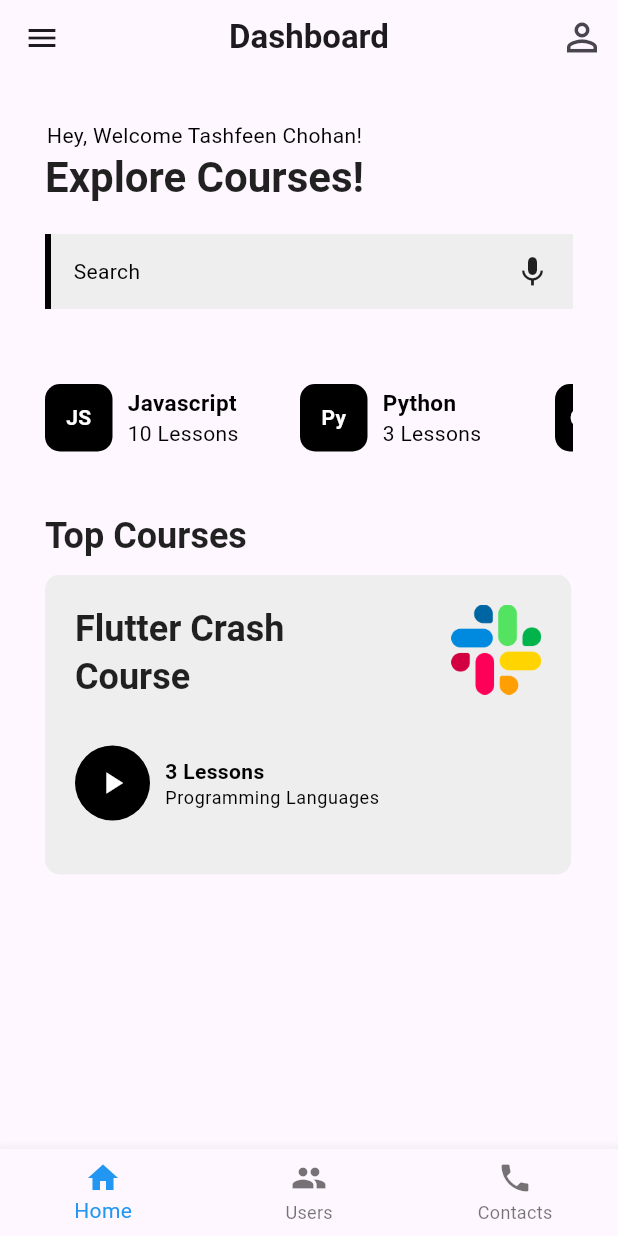
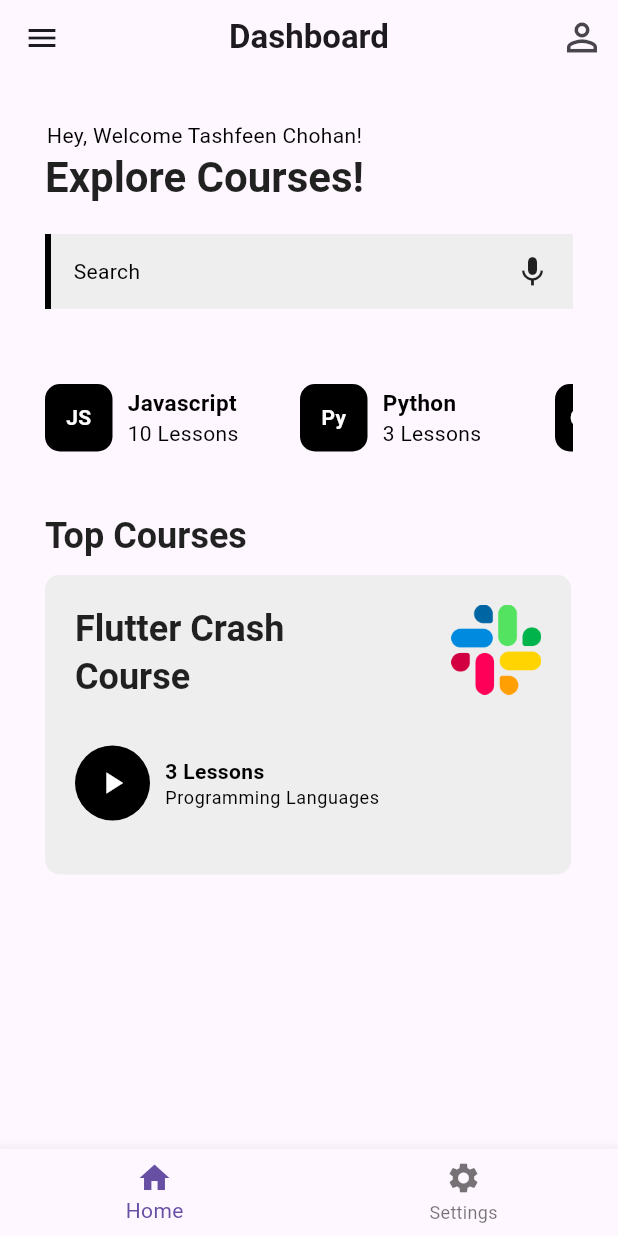
Before and after one commit to Tashfeen-Chohan/FLUTTER-CONTACT-APP, a Flutter app: the Dashboard screen opened directly, in the side drawer, after a tap on the "person outline" icon, on a phone screen of 412 x 824 dp. Run offline on Flutter 3.47's test engine with Material 3 defaults, Android fonts, the phone set to English and light mode, and no system bars; our stand-ins replace cloud_firestore, firebase_auth, firebase_core, flutter_otp_text_field, get, get_storage and 2 more; accounts and stored records are empty.

Commit message:
fix BottomNavigationBar

```diff
--- a/lib/src/common/bottom_navbar.dart
+++ b/lib/src/common/bottom_navbar.dart
@@ -1,25 +1,93 @@
 import 'package:flutter/material.dart';
 import 'package:get/get.dart';
-import 'package:login_app/src/features/core/screens/dashboard/dashboard.dart';
+import 'package:login_app/src/features/auth/model/user_model.dart';
+import 'package:login_app/src/features/core/screens/contacts/contacts.dart';
+import 'package:login_app/src/features/core/screens/profile/profile_screen.dart';
 import 'package:login_app/src/features/core/screens/users/users_screen.dart';
+import 'package:login_app/src/repository/auth_repository/auth_repo.dart';
+import 'package:login_app/src/repository/user_repository/user_repository.dart';
 
-class MyBottonNavbar extends StatelessWidget {
+class MyBottonNavbar extends StatefulWidget {
   const MyBottonNavbar({super.key});
 
   @override
+  State<MyBottonNavbar> createState() => _MyBottonNavbarState();
+}
+
+class _MyBottonNavbarState extends State<MyBottonNavbar> {
+  final controller = Get.put(UserRepository());
+  final _authRepo = Get.put(AuthRepository());
+  // ignore: unused_field
+  bool _isLoading = true;
+  UserModel? _user;
+
+  @override
+  void initState() {
+    super.initState();
+    _fetchUserData();
+  }
+
+  Future<void> _fetchUserData() async {
+    final email = _authRepo.firebaseUser.value?.email;
+    if (email != null) {
+      final userData = await controller.getUserDetails(email);
+      setState(() {
+        _user = userData;
+        _isLoading = false;
+      });
+    }
+  }
+
+  // void _onItemTapped(int index) {
+  //   setState(() {
+  //     _selectedIndex = index;
+  //   });
+
+  //   switch (index) {
+  //     case 0:
+  //       Get.to(() => const ContactsScreen());
+  //     // break;
+  //     case 1:
+  //       Get.to(() => const ProfileScreen());
+  //     // break;
+  //     case 2:
+  //       Get.to(() => const UsersScreen());
+  //     // break;
+  //     default:
+  //   }
+  // }
+
+  List<BottomNavigationBarItem> buildBottomNavBarItems(String email) {
+    List<BottomNavigationBarItem> items = [
+      const BottomNavigationBarItem(icon: Icon(Icons.home), label: "Home"),
+      const BottomNavigationBarItem(
+          icon: Icon(Icons.settings), label: "Settings"),
+    ];
+
+    if (email == "chohantashfeen@gmail.com") {
+      items.insert(
+          2,
+          const BottomNavigationBarItem(
+              icon: Icon(Icons.group), label: "Users"));
+    }
+
+    return items;
+  }
+
+  @override
   Widget build(BuildContext context) {
+    if (_isLoading) {
+      return const SizedBox();
+    }
     return BottomNavigationBar(
-      selectedItemColor: Colors.blue,
-      items: const [
-        BottomNavigationBarItem(icon: Icon(Icons.home), label: "Home"),
-        BottomNavigationBarItem(icon: Icon(Icons.group), label: "Users"),
-        BottomNavigationBarItem(icon: Icon(Icons.phone), label: "Contacts"),
-      ],
+      items: buildBottomNavBarItems(_user!.email),
       onTap: (index) {
         switch (index) {
           case 0:
-            Get.to(() => const Dashboard());
+            Get.to(() => const ContactsScreen());
           case 1:
+            Get.to(() => const ProfileScreen());
+          case 2:
             Get.to(() => const UsersScreen());
           default:
         }
--- a/lib/src/common/side_drawer.dart
+++ b/lib/src/common/side_drawer.dart
@@ -7,7 +7,6 @@ import 'package:login_app/src/features/auth/screens/login/login_screen.dart';
 import 'package:login_app/src/features/auth/screens/signup/signup_screen.dart';
 import 'package:login_app/src/features/core/controller/profile_controller.dart';
 import 'package:login_app/src/features/core/screens/contacts/contacts.dart';
-import 'package:login_app/src/features/core/screens/dashboard/dashboard.dart';
 import 'package:login_app/src/features/core/screens/profile/profile_screen.dart';
 import 'package:login_app/src/features/core/screens/users/users_screen.dart';
 import 'package:login_app/src/repository/auth_repository/auth_repo.dart';
@@ -33,20 +32,30 @@ class SideDrawer extends StatelessWidget {
                     if (snapshot.hasData) {
                       UserModel userData = snapshot.data as UserModel;
 
-                      return UserAccountsDrawerHeader(
+                      return Container(
                         decoration: const BoxDecoration(
-                            // color: tAccentColor.withOpacity(0.6),
-                            color: Colors.blue),
-                        accountName: Text(
-                          userData.fullName,
-                          style: const TextStyle(
-                            fontWeight: FontWeight.bold,
-                          ),
+                          color: Colors.blue,
                         ),
-                        accountEmail: Text(userData.email),
-                        currentAccountPicture: const CircleAvatar(
-                          radius: 20,
-                          backgroundImage: AssetImage(tProfile),
+                        child: Column(
+                          mainAxisAlignment: MainAxisAlignment.center,
+                          crossAxisAlignment: CrossAxisAlignment.center,
+                          children: [
+                            const CircleAvatar(
+                                radius: 30,
+                                child: Image(image: AssetImage(tProfile))),
+                            Text(
+                              userData.fullName,
+                              style: const TextStyle(
+                                fontWeight: FontWeight.bold,
+                                fontSize: 20,
+                                color: Colors.white,
+                              ),
+                            ),
+                            Text(
+                              userData.email,
+                              style: const TextStyle(color: Colors.white),
+                            )
+                          ],
                         ),
                       );
                     } else {
@@ -69,28 +78,10 @@ class SideDrawer extends StatelessWidget {
             ),
           ),
           MenuTileWidget(
-            leadingIcon: Icons.home,
-            title: "Dashboard",
-            onTap: () => Get.to(() => const Dashboard()),
-          ),
-          MenuTileWidget(
             leadingIcon: Icons.phone,
             title: "Contacts",
             onTap: () => Get.to(() => const ContactsScreen()),
           ),
-          // MenuTileWidget(
-          //   leadingIcon: Icons.edit_calendar_outlined,
-          //   title: "Edit Contact",
-          //   onTap: () => Get.to(() => const EditContactScreen()),
-          // ),
-          // MenuTileWidget(
-          //   leadingIcon: Icons.contact_emergency,
-          //   title: "View Contact",
-          //   onTap: () {
-          //     Navigator.pop(context);
-          //     Get.to(() => const ViewContactScreen());
-          //   },
-          // ),
           MenuTileWidget(
             leadingIcon: Icons.group,
             title: "Users",
@@ -114,6 +105,7 @@ class SideDrawer extends StatelessWidget {
                 Navigator.pop(context);
                 Get.to(() => const SignupScreen());
               }),
+          const Divider(),
           MenuTileWidget(
               leadingIcon: Icons.settings,
               title: "Settings",
@@ -121,7 +113,6 @@ class SideDrawer extends StatelessWidget {
                 Navigator.pop(context);
                 Get.to(() => const ProfileScreen());
               }),
-          const Divider(),
           MenuTileWidget(
             leadingIcon: Icons.logout,
             title: "Logout",
--- a/lib/src/features/core/screens/contacts/contacts.dart
+++ b/lib/src/features/core/screens/contacts/contacts.dart
@@ -1,6 +1,6 @@
 import 'package:flutter/material.dart';
 import 'package:get/get.dart';
-import 'package:login_app/src/common/bottom_navbar.dart';
+import 'package:login_app/src/common/bottom_nav.dart';
 import 'package:login_app/src/common/side_drawer.dart';
 import 'package:login_app/src/features/auth/model/user_model.dart';
 import 'package:login_app/src/features/core/models/contact_model.dart';
@@ -70,7 +70,7 @@ class _ContactsScreenState extends State<ContactsScreen> {
         ],
       ),
       drawer: const SideDrawer(),
-      bottomNavigationBar: const MyBottonNavbar(),
+      bottomNavigationBar: MyBottomNav(),
       floatingActionButton: FloatingActionButton(
         backgroundColor: Colors.blue,
         foregroundColor: Colors.white,
--- a/lib/src/features/core/screens/profile/profile_screen.dart
+++ b/lib/src/features/core/screens/profile/profile_screen.dart
@@ -1,5 +1,6 @@
 import 'package:flutter/material.dart';
 import 'package:get/get.dart';
+import 'package:login_app/src/common/bottom_nav.dart';
 import 'package:login_app/src/features/core/screens/profile/widgets/profile_header.dart';
 import 'package:login_app/src/features/core/screens/profile/widgets/menu_widget.dart';
 import 'package:login_app/src/features/core/screens/users/users_screen.dart';
@@ -27,7 +28,7 @@ class ProfileScreen extends StatelessWidget {
         ),
         centerTitle: true,
       ),
-      // bottomNavigationBar: const MyBottonNavbar(),
+      bottomNavigationBar: MyBottomNav(),
       body: SingleChildScrollView(
         child: Container(
           padding: const EdgeInsets.all(30),
```
Also changed, not shown: lib/src/common/bottom_nav.dart (added, +41 -0 lines), lib/src/common/simple_bottom_navbar.dart (added, +59 -0 lines), lib/src/features/core/controller/bottom_navbar_controller.dart (added, +9 -0 lines), pubspec.yaml (+5 -5 lines).
